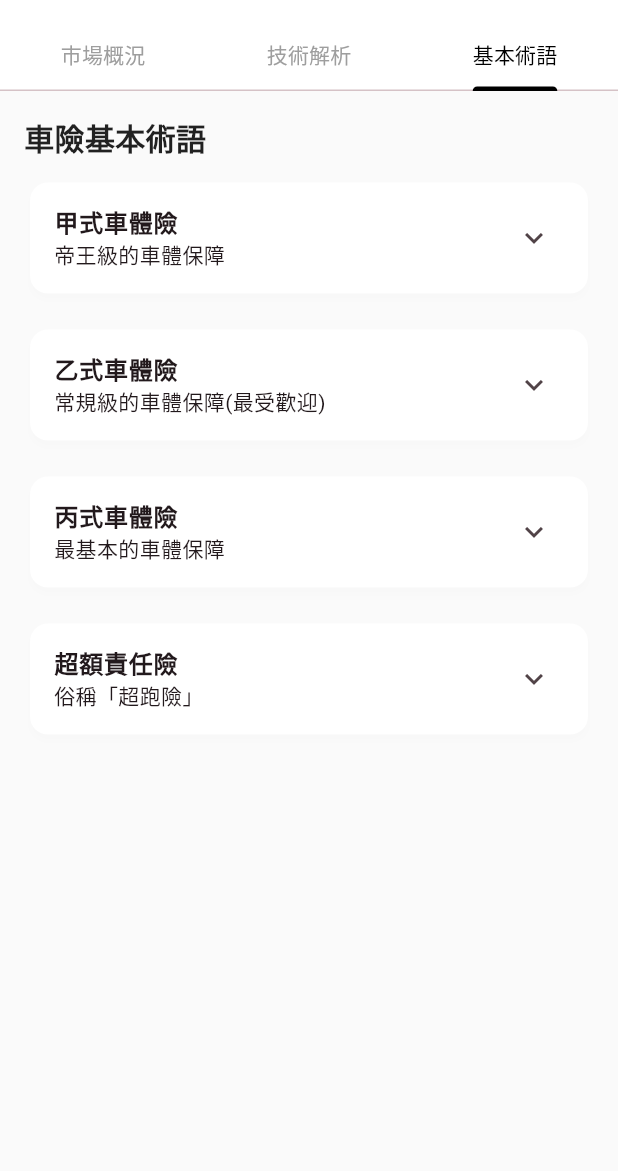
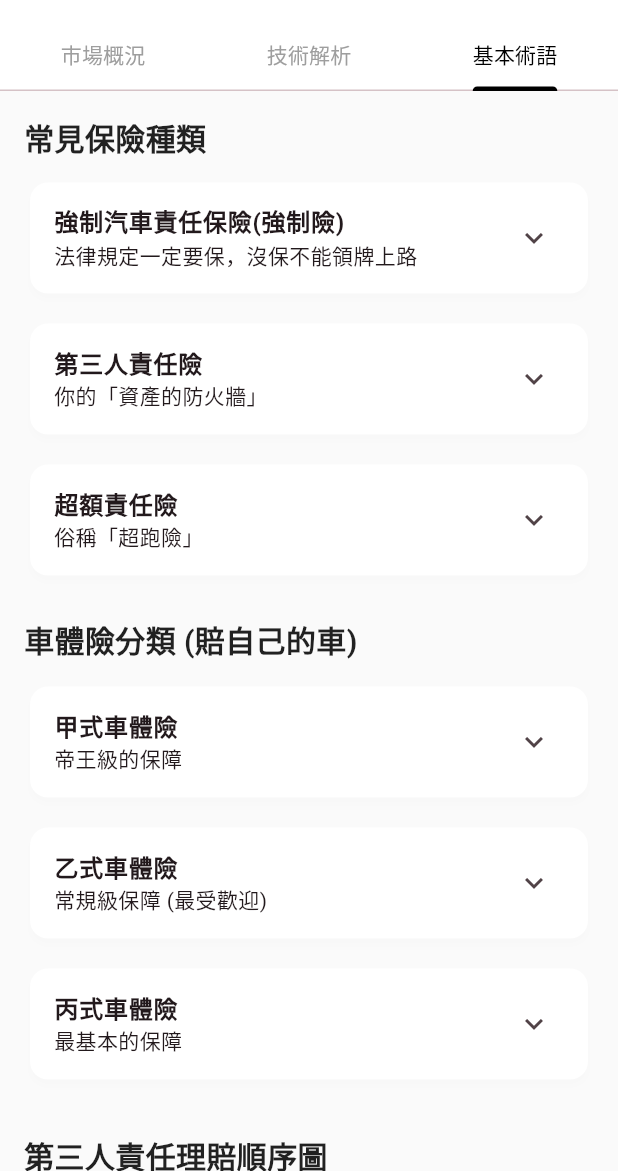
Before and after one commit to tyboy0407/TestCarApp, a Flutter app: the CarKnowledgeScreen screen opened directly, tab 3 chosen, on a phone screen of 412 x 824 dp, the part 65-1236 px from its top. Run offline on Flutter 3.47's test engine with Material 3 defaults, Android fonts, the phone set to English and light mode, and no system bars; our stand-ins replace flutter_dotenv, shared_preferences, video_player; accounts and stored records are empty; network calls fail.

Commit message:
#調整功能 1.更新購車知識庫中的基本術語頁面

```diff
--- a/lib/screens/car_knowledge_screen.dart
+++ b/lib/screens/car_knowledge_screen.dart
@@ -184,7 +184,7 @@ class TechAnalysisTab extends StatelessWidget {
   }
 }
 
-// 新增：基本術語介紹頁面
+// 基本術語介紹頁面
 class TerminologyTab extends StatelessWidget {
   const TerminologyTab({super.key});
 
@@ -193,64 +193,170 @@ class TerminologyTab extends StatelessWidget {
     return ListView(
       padding: const EdgeInsets.all(16.0),
       children: [
-        _buildSectionTitle('車險基本術語'),
+        _buildSectionTitle('常見保險種類'),
 
         _buildExpansionCard(
-          title: '甲式車體險',
-          subtitle: '帝王級的車體保障',
+          title: '強制汽車責任保險(強制險)',
+          subtitle: '法律規定一定要保，沒保不能領牌上路',
           children: [
-            _buildListTile('保障範圍', '包含乙式的所有內容，再加上「第三人非惡意行為」與「不明原因」'),
-            _buildListTile('理賠條件', '「不明原因」理賠的情況如:找不到兇手、沒錄影、沒目擊者，甲式照樣理賠，其餘狀況皆理賠'),
-            _buildListTile('適用對象', '頂級豪車（千萬超跑）、極度愛車的「龜毛」車主，或者是預算非常充足、完全不想為車操心的人。'),
-            _buildListTile('優缺點', '保費最昂貴(6~10萬+)，基本上包含【任意情況】都可以進行理賠。'),
+            _buildListTile('保障範圍', '只有「人」，不賠「車」。'),
+            _buildListTile('理賠條件', '賠「對方」的人傷，以及「我方乘客」的人傷，我方駕駛（駕駛人自己）受傷是不賠的'),
           ],
         ),
 
-        const SizedBox(height: 16),
-
+        const SizedBox(height: 12),
 
         _buildExpansionCard(
-          title: '乙式車體險',
-          subtitle: '常規級的車體保障(最受歡迎)',
+          title: '第三人責任險',
+          subtitle: '你的「資產的防火牆」',
           children: [
-            _buildListTile('保障範圍', '碰撞、擦撞、火災、閃電、雷擊、爆炸、拋擲物或掉落物'),
-            _buildListTile('理賠條件', '路上所遇之常見情況基本上都有理賠，即使是自己倒車入庫撞到自家的鐵捲門，乙式也會賠'),
-            _buildListTile('適用對象', '剛買新車的前 3 到 5 年、對自己技術沒把握，或是擔心停車環境有風險的人。'),
-            _buildListTile('優缺點', '保費一般(3~5萬)，相較於丙式保障的更加全面(自撞or他撞)皆有理賠。'),
+            _buildListTile('保障性質', '這張保單由兩個部分組成，額度是分開計算的。'),
+            _buildListTile('(1)傷害責任', '包含對方的醫療費、看護費、薪資損失、精神慰撫金等。'),
+            _buildListTile('(2)財損責任', '對方的車子維修費、路燈、招牌、甚至名貴寵物的醫療費。'),
           ],
         ),
 
-        const SizedBox(height: 16),
-
-
-
-        _buildExpansionCard(
-          title: '丙式車體險',
-          subtitle: '最基本的車體保障',
-          children: [
-            _buildListTile('保障範圍', '僅限與「車」發生碰撞、擦撞所導致的損失。'),
-            _buildListTile('理賠條件', '必須確認對方車輛，且需有報警紀錄（警察處理後開立三聯單）方可理賠。'),
-            _buildListTile('適用對象', '車齡較老（5年以上）、預算有限，或駕駛技術純熟、僅擔心被他人撞到的車主。'),
-            _buildListTile('優缺點', '保費最便宜(1~2萬)，但若自行撞牆、撞電線桿或找不到肇事車輛時，不予理賠。'),
-          ],
-        ),
-
-        const SizedBox(height: 16),
+        const SizedBox(height: 12),
 
         _buildExpansionCard(
           title: '超額責任險',
           subtitle: '俗稱「超跑險」',
           children: [
             _buildListTile('保障性質', '屬於「附加險」，必須先投保「第三人責任險」後才能加保。'),
-            _buildListTile('核心功能', '當車禍發生，賠償對方的體傷或財損超過第三人責任險的保額時，由超額險補足差額。'),
-            _buildListTile('適用情境', '不慎撞到勞斯萊斯、法拉利等高價名車，或是造成嚴重人員傷亡，理賠金額動輒數百萬甚至上千萬時。'),
-            _buildListTile('建議保額', '建議至少投保 1,000 萬元，目前年保費僅約 1,000 至 2,000 元，CP值極高。'),
-            _buildListTile('為什麼超額險很重要？', '一般的第三人責任險財損保額通常僅有 20-50 萬，在路上隨便擦撞到進口車就可能不夠賠。超額險能以極低的成本，換取高額的保障，是現代駕駛必備的防護。'),
+            _buildListTile('核心功能', '當前兩層保額賠不夠時（如撞到豪車或嚴重傷亡），由超額險補足。'),
+            _buildListTile('建議保額', '建議至少投保 1,000 萬元，目前年保費僅約 1,000 至 2,000 元。'),
           ],
         ),
 
         const SizedBox(height: 24),
+        _buildSectionTitle('車體險分類 (賠自己的車)'),
 
+        _buildExpansionCard(
+          title: '甲式車體險',
+          subtitle: '帝王級的保障',
+          children: [
+            _buildListTile('保障範圍', '包含乙式內容，再加上「第三人非惡意行為」與「不明原因」損壞。'),
+            _buildListTile('適用對象', '頂級豪車或極度愛車、預算非常充足的車主。'),
+          ],
+        ),
+
+        const SizedBox(height: 12),
+
+        _buildExpansionCard(
+          title: '乙式車體險',
+          subtitle: '常規級保障 (最受歡迎)',
+          children: [
+            _buildListTile('保障範圍', '碰撞、擦撞、火災、閃電、雷擊、拋擲物或掉落物等。'),
+            _buildListTile('適用對象', '新車前 3 到 5 年、對自己技術沒把握或環境風險高者。'),
+          ],
+        ),
+
+        const SizedBox(height: 12),
+
+        _buildExpansionCard(
+          title: '丙式車體險',
+          subtitle: '最基本的保障',
+          children: [
+            _buildListTile('保障範圍', '僅限「車碰車」。'),
+            _buildListTile('關鍵條件', '必須確認對方車輛，且需有警察開立之三聯單。'),
+          ],
+        ),
+
+        const SizedBox(height: 32),
+        _buildSectionTitle('第三人責任理賠順序圖'),
+        _buildInsuranceLayerFlow(),
+        const SizedBox(height: 48),
+      ],
+    );
+  }
+
+  Widget _buildInsuranceLayerFlow() {
+    return Container(
+      padding: const EdgeInsets.all(20),
+      decoration: BoxDecoration(
+        color: Colors.grey.shade50,
+        borderRadius: BorderRadius.circular(16),
+        border: Border.all(color: Colors.grey.shade200),
+      ),
+      child: Column(
+        children: [
+          _buildFlowStep(
+            step: '1',
+            title: '第一層：強制險',
+            desc: '優先賠付人身傷害\n(上限 20萬醫療 / 200萬死殘)',
+            color: Colors.red.shade600,
+            isLast: false,
+          ),
+          _buildFlowStep(
+            step: '2',
+            title: '第二層：第三人責任險',
+            desc: '補足強制險不足的人身部分\n並負擔所有「財損」賠償',
+            color: Colors.orange.shade600,
+            isLast: false,
+          ),
+          _buildFlowStep(
+            step: '3',
+            title: '第三層：超額責任險',
+            desc: '【最後防線】當前兩層保額全數賠完時才啟動\n(應付超高額賠償如撞超跑)',
+            color: Colors.yellow.shade700,
+            isLast: true,
+          ),
+        ],
+      ),
+    );
+  }
+
+  Widget _buildFlowStep({
+    required String step,
+    required String title,
+    required String desc,
+    required Color color,
+    required bool isLast,
+  }) {
+    return Row(
+      crossAxisAlignment: CrossAxisAlignment.start,
+      children: [
+        Column(
+          children: [
+            Container(
+              width: 32,
+              height: 32,
+              alignment: Alignment.center,
+              decoration: BoxDecoration(
+                color: color,
+                shape: BoxShape.circle,
+              ),
+              child: Text(
+                step,
+                style: const TextStyle(color: Colors.white, fontWeight: FontWeight.bold),
+              ),
+            ),
+            if (!isLast)
+              Container(
+                width: 2,
+                height: 50,
+                color: color.withOpacity(0.3),
+              ),
+          ],
+        ),
+        const SizedBox(width: 16),
+        Expanded(
+          child: Column(
+            crossAxisAlignment: CrossAxisAlignment.start,
+            children: [
+              Text(
+                title,
+                style: TextStyle(fontSize: 16, fontWeight: FontWeight.bold, color: color),
+              ),
+              const SizedBox(height: 4),
+              Text(
+                desc,
+                style: TextStyle(fontSize: 13, height: 1.4, color: Colors.grey.shade700),
+              ),
+              const SizedBox(height: 16),
+            ],
+          ),
+        ),
       ],
     );
   }
```
